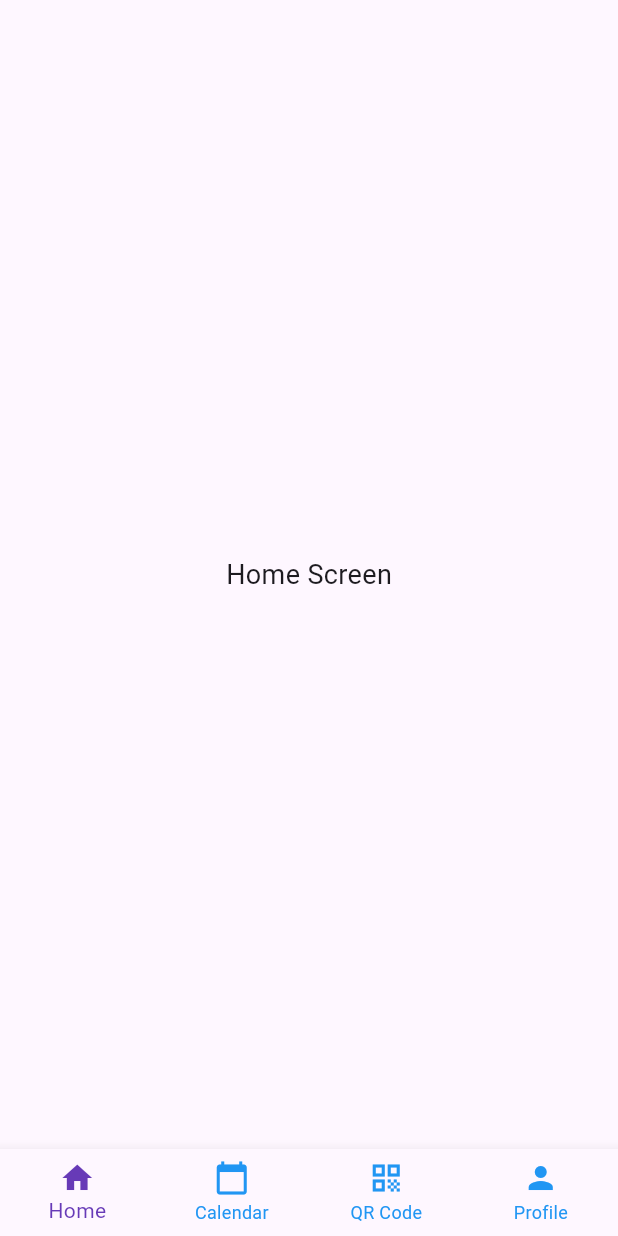
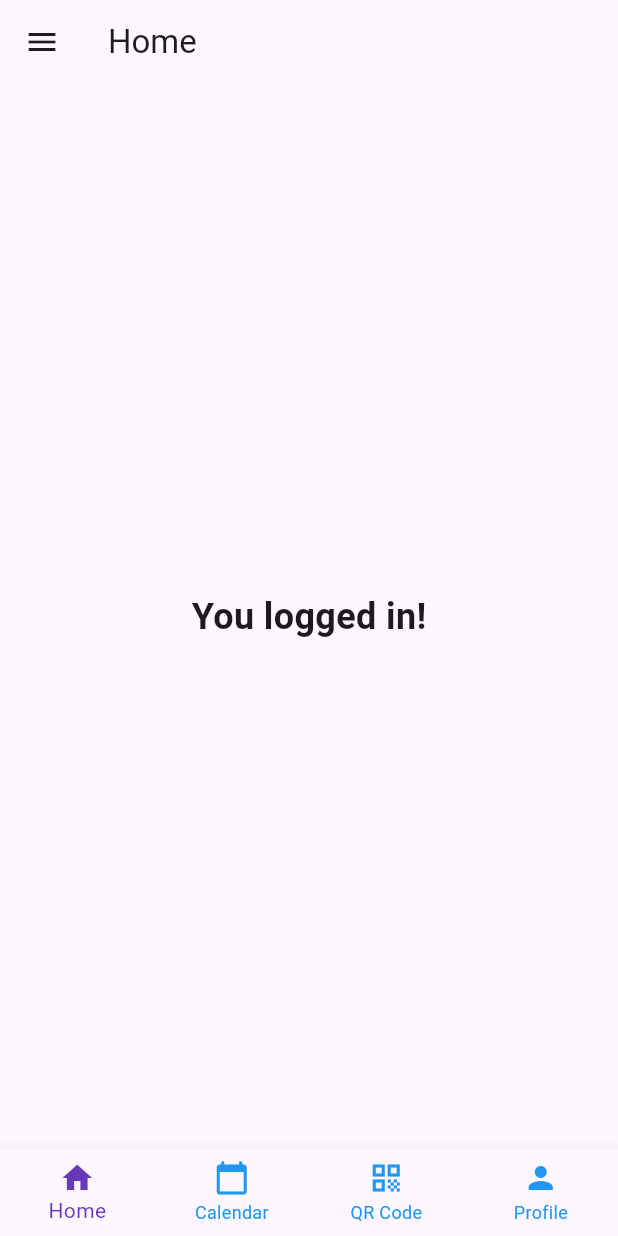
Before and after one commit to YummyFrog/Capstone-II-Appademics, a Flutter app: the HomeScreen screen opened directly, on a phone screen of 412 x 824 dp. Run offline on Flutter 3.47's test engine with Material 3 defaults, Android fonts, the phone set to English and light mode, and no system bars; our stand-ins replace permission_handler, table_calendar; missing offline and left inert: qr_code_scanner.

Commit message:
added menu button for home screen

```diff
--- a/lib/home_screen.dart
+++ b/lib/home_screen.dart
@@ -1,7 +1,7 @@
 import 'package:flutter/material.dart';
-import 'calendar_screen.dart';
-import 'qr_code_screen.dart';
-import 'profile_screen.dart';
+import 'calendar_screen.dart'; // Import for CalendarScreen
+import 'qr_code_screen.dart'; // Import for QRCodeScreen
+import 'profile_screen.dart'; // Import for ProfileScreen
 
 class HomeScreen extends StatefulWidget {
   const HomeScreen({super.key});
@@ -11,10 +11,16 @@ class HomeScreen extends StatefulWidget {
 }
 
 class _HomeScreenState extends State<HomeScreen> {
-  int _selectedIndex = 0;
+  int _selectedIndex = 0; // Tracks the selected index for the bottom navigation bar
+  bool _isMenuOpen = false; // Tracks whether the menu is open or closed
 
   final List<Widget> _screens = [
-    const Center(child: Text('Home Screen', style: TextStyle(fontSize: 18))),
+    const Center(
+      child: Text(
+        'You logged in!',
+        style: TextStyle(fontSize: 24, fontWeight: FontWeight.bold),
+      ),
+    ),
     const CalendarScreen(),
     const QRCodeScreen(),
     const ProfileScreen(),
@@ -22,24 +28,99 @@ class _HomeScreenState extends State<HomeScreen> {
 
   void _onItemTapped(int index) {
     setState(() {
-      _selectedIndex = index;
+      _selectedIndex = index; // Update the selected index
+    });
+  }
+
+  void _toggleMenu() {
+    setState(() {
+      _isMenuOpen = !_isMenuOpen; // Toggle the menu state
     });
   }
 
   @override
   Widget build(BuildContext context) {
     return Scaffold(
-      body: _screens[_selectedIndex],
+      appBar: AppBar(
+        title: const Text('Home'),
+        leading: IconButton(
+          icon: const Icon(Icons.menu), // Menu button
+          onPressed: _toggleMenu, // Toggle the menu
+        ),
+      ),
+      body: Stack(
+        children: [
+          // Main content with backdrop tap
+          GestureDetector(
+            onTap: () {
+              if (_isMenuOpen) {
+                setState(() {
+                  _isMenuOpen = false; // Close the menu
+                });
+              }
+            },
+            child: _screens[_selectedIndex], // Display the selected screen
+          ),
+
+          // Sliding menu
+          AnimatedContainer(
+            duration: const Duration(milliseconds: 300), // Animation duration
+            width: _isMenuOpen ? MediaQuery.of(context).size.width * 0.5 : 0, // Halfway open
+            color: Colors.blueGrey[100], // Menu background color
+            child: _isMenuOpen
+                ? Column(
+                    crossAxisAlignment: CrossAxisAlignment.start,
+                    children: [
+                      const Padding(
+                        padding: EdgeInsets.all(16.0),
+                        child: Text(
+                          'Menu',
+                          style: TextStyle(fontSize: 20, fontWeight: FontWeight.bold),
+                        ),
+                      ),
+                      const Divider(),
+                      ListTile(
+                        leading: const Icon(Icons.settings),
+                        title: const Text('Settings'),
+                        onTap: () {
+                          // Handle settings tap
+                        },
+                      ),
+                      ListTile(
+                        leading: const Icon(Icons.help),
+                        title: const Text('Help'),
+                        onTap: () {
+                          // Handle help tap
+                        },
+                      ),
+                    ],
+                  )
+                : null, // Don't render anything when the menu is closed
+          ),
+        ],
+      ),
       bottomNavigationBar: BottomNavigationBar(
         items: const <BottomNavigationBarItem>[
-          BottomNavigationBarItem(icon: Icon(Icons.home), label: 'Home'),
-          BottomNavigationBarItem(icon: Icon(Icons.calendar_today), label: 'Calendar'),
-          BottomNavigationBarItem(icon: Icon(Icons.qr_code), label: 'QR Code'),
-          BottomNavigationBarItem(icon: Icon(Icons.person), label: 'Profile'),
+          BottomNavigationBarItem(
+            icon: Icon(Icons.home),
+            label: 'Home',
+          ),
+          BottomNavigationBarItem(
+            icon: Icon(Icons.calendar_today),
+            label: 'Calendar',
+          ),
+          BottomNavigationBarItem(
+            icon: Icon(Icons.qr_code),
+            label: 'QR Code',
+          ),
+          BottomNavigationBarItem(
+            icon: Icon(Icons.person),
+            label: 'Profile',
+          ),
         ],
         currentIndex: _selectedIndex,
-        selectedItemColor: Colors.deepPurple,
-        unselectedItemColor: Colors.blue,
+        selectedItemColor: Colors.deepPurple, // Selected item color
+        unselectedItemColor: Colors.blue, // Unselected item color
         onTap: _onItemTapped,
         type: BottomNavigationBarType.fixed,
       ),
```
